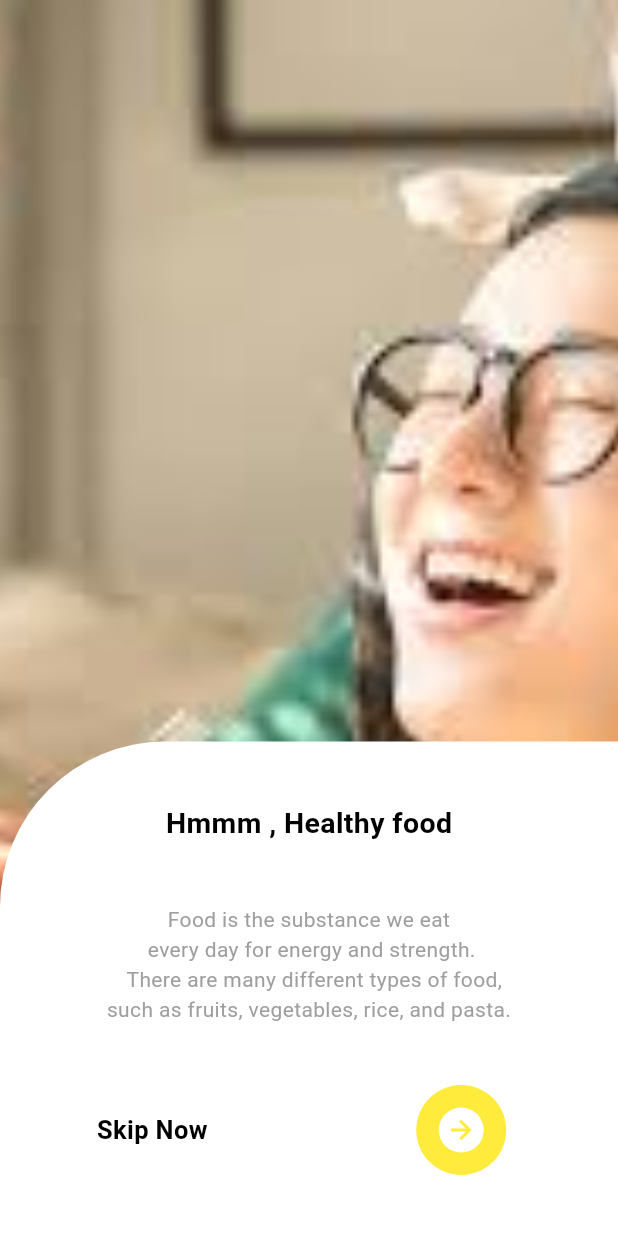
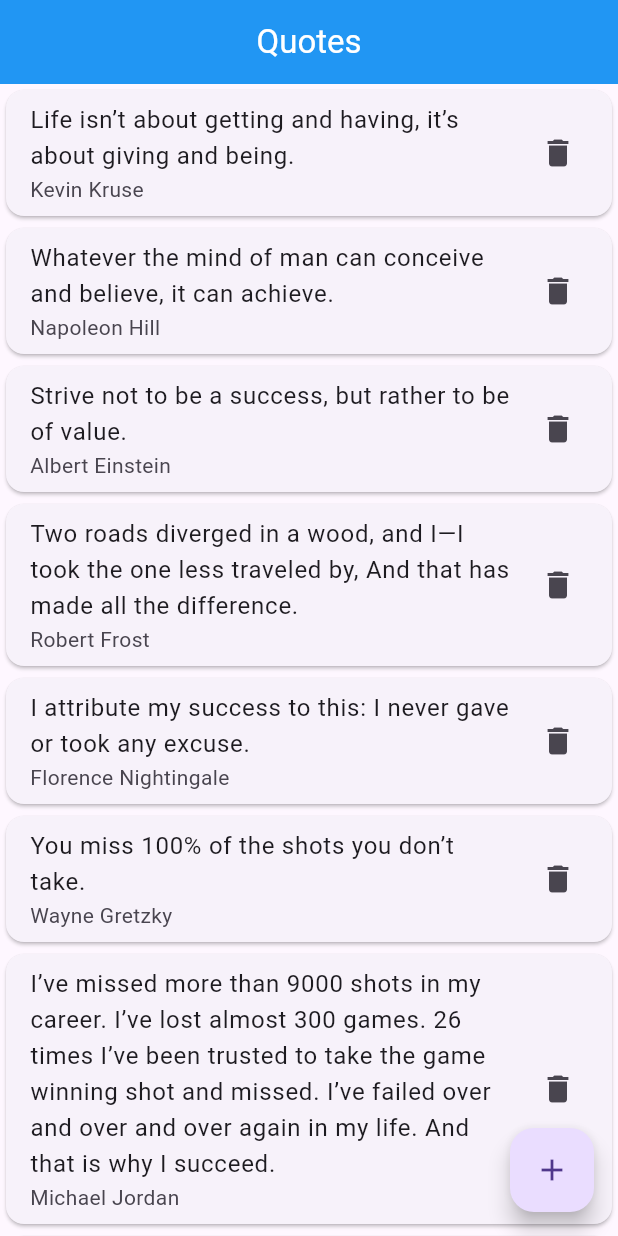
Before and after one commit to Shalu6634/advflutter_ch1, a Flutter app: the screen it shows after launch, on a phone screen of 412 x 824 dp. Run offline on Flutter 3.47's test engine with Material 3 defaults, Android fonts, the phone set to English and light mode, and no system bars.

Commit message:
14-07-24

```diff
--- a/lib/main.dart
+++ b/lib/main.dart
@@ -4,33 +4,34 @@
 import 'package:advflutter_ch1/screen/1.5/view/introScreen2.dart';
 import 'package:advflutter_ch1/screen/1.5/view/introScreen3.dart';
 import 'package:advflutter_ch1/screen/home/change_theme.dart';
-import 'package:advflutter_ch1/screen/lec-%201.5/view.dart';
+import 'package:advflutter_ch1/screen/lec-%201.5/provider/provider.dart';
+import 'package:advflutter_ch1/screen/lec-%201.5/view/quoteData.dart';
 import 'package:advflutter_ch1/screen/lec-1/Stepper/stepper1.dart';
 import 'package:advflutter_ch1/screen/lec-1/Stepper/stepper2.dart';
-import 'package:advflutter_ch1/utils/globalVar.dart';
+// import 'package:advflutter_ch1/utils/globalVar.dart';
 import 'package:flutter/material.dart';
 import 'package:provider/provider.dart';
 
 void main() {
   runApp(
     ChangeNotifierProvider(
-      create: (context) => ChangeProvider(),
+      create: (context) => QuoteProvider(),
       builder: (context, child) => MaterialApp(
-        theme: ThemeData(
-          // brightness: Brightness.light,
-          colorScheme: ColorScheme.light(
-          ),
-        ),
-        darkTheme: ThemeData(
-          brightness: Brightness.dark,
-        ),
-        themeMode: Provider.of<ChangeProvider>(context).isDark
-            ? ThemeMode.dark
-            : ThemeMode.light,
+        // theme: ThemeData(
+        //   // brightness: Brightness.light,
+        //   colorScheme: ColorScheme.light(
+        //   ),
+        // ),
+        // darkTheme: ThemeData(
+        //   brightness: Brightness.dark,
+        // ),
+        // themeMode: Provider.of<ChangeProvider>(context).isDark
+        //     ? ThemeMode.dark
+        //     : ThemeMode.light,
         debugShowCheckedModeBanner: false,
         routes: {
-          // '/': (context) => QuotesAdd(),
-          '/': (context) => IntroScreen1(),
+          '/': (context) => QuoteScreen(),
+          '/intro': (context) => IntroScreen1(),
           '/intro2': (context) => IntroScreen2(),
           '/intro3': (context) => IntroScreen3(),
           '/change': (context) => ChangeProviderTheme(),
--- /dev/null
+++ b/lib/screen/lec- 1.5/modal/modal.dart
@@ -0,0 +1,18 @@
+
+class QuotesModal {
+  String? author;
+  String? quote;
+  List<QuotesModal> QuotesList = [];
+
+  QuotesModal({this.author, this.quote});
+
+  factory QuotesModal.fromQuotesModal(Map m1) {
+    return QuotesModal(author: m1['author'], quote: m1['quote']);
+  }
+
+  QuotesModal.toList({required List l1}) {
+    for (int i = 0; i < l1.length; i++) {
+      QuotesList.add(QuotesModal.fromQuotesModal(l1[i]));
+    }
+  }
+}
--- /dev/null
+++ b/lib/screen/lec- 1.5/provider/provider.dart
@@ -0,0 +1,32 @@
+
+
+import 'package:advflutter_ch1/utils/globalVar.dart';
+import 'package:flutter/material.dart';
+
+import '../../../utils/globalList.dart';
+
+class QuoteProvider extends ChangeNotifier
+{
+  String? author;
+  String? quote;
+
+  void addQuoteData()
+  {
+    author = txtAuthor.text;
+    quote= txtQuote.text;
+    notifyListeners();
+  }
+
+  void addQuoteList()
+  {
+    quoteList.insert(0, {'author':author,'quote':quote, });
+    notifyListeners();
+  }
+
+  void removeData(int index)
+  {
+    quoteList.removeAt(index);
+    notifyListeners();
+  }
+
+}
--- a/lib/screen/lec- 1.5/view.dart
+++ /dev/null
@@ -1,10 +0,0 @@
-import 'package:flutter/material.dart';
-
-class QuotesAdd extends StatelessWidget {
-  const QuotesAdd({super.key});
-
-  @override
-  Widget build(BuildContext context) {
-    return Scaffold();
-  }
-}
--- /dev/null
+++ b/lib/screen/lec- 1.5/view/quoteData.dart
@@ -0,0 +1,86 @@
+import 'package:advflutter_ch1/screen/lec-%201.5/modal/modal.dart';
+import 'package:advflutter_ch1/screen/lec-%201.5/provider/provider.dart';
+import 'package:advflutter_ch1/utils/globalList.dart';
+import 'package:flutter/material.dart';
+import 'package:provider/provider.dart';
+
+import '../../../utils/globalVar.dart';
+
+class QuoteScreen extends StatelessWidget {
+  const QuoteScreen({super.key});
+
+  @override
+  Widget build(BuildContext context) {
+    QuoteProvider quoteProviderFalse =
+        Provider.of<QuoteProvider>(context, listen: false);
+    QuoteProvider quoteProviderTrue =
+        Provider.of<QuoteProvider>(context, listen: true);
+
+    quotesModal = QuotesModal.toList(l1: quoteList);
+
+    return Scaffold(
+      appBar: AppBar(
+        centerTitle: true,
+        backgroundColor: Colors.blue,
+        title: Text(
+          'Quotes',
+          style: TextStyle(color: Colors.white),
+        ),
+      ),
+      body: ListView.builder(
+        itemCount: quotesModal.QuotesList.length,
+        itemBuilder: (context, index) => Card(
+          child: ListTile(
+            title: Text(quotesModal.QuotesList[index].quote!),
+            subtitle: Text(quotesModal.QuotesList[index].author!),
+            trailing: GestureDetector(onTap:(){
+              quoteProviderFalse.removeData(index);
+            },child: Icon(Icons.delete)),
+          ),
+        ),
+      ),
+      floatingActionButton: FloatingActionButton(
+        onPressed: () {
+          showDialog(
+            context: context,
+            builder: (context) => Form(
+              child: AlertDialog(
+                title: SizedBox(
+                  width: 200,
+                  child: TextFormField(
+                    controller: txtAuthor,
+                    decoration: InputDecoration(
+                        hintText: 'Author', border: OutlineInputBorder()),
+                  ),
+                ),
+                content: SizedBox(
+                  width: 200,
+                  child: TextFormField(
+                    controller: txtQuote,
+                    decoration: InputDecoration(
+                        hintText: 'Quote', border: OutlineInputBorder()),
+                  ),
+                ),
+                actions: [
+                  TextButton(
+                    onPressed: () {
+                      quoteProviderFalse.addQuoteData();
+                      quoteProviderFalse.addQuoteList();
+
+                      Navigator.of(context).pop();
+                    },
+                    child: Text('Save'),
+                  ),
+                  TextButton(onPressed: (){
+                    Navigator.of(context).pop();
+                  }, child: Text('Back'))
+                ],
+              ),
+            ),
+          );
+        },
+        child: Icon(Icons.add),
+      ),
+    );
+  }
+}
--- a/lib/utils/globalList.dart
+++ b/lib/utils/globalList.dart
@@ -0,0 +1,399 @@
+List quoteList = [
+
+  {
+    "quote": "Life isn’t about getting and having, it’s about giving and being.",
+    "author": "Kevin Kruse"
+  },
+  {
+    "quote": "Whatever the mind of man can conceive and believe, it can achieve.",
+    "author": "Napoleon Hill"
+  },
+  {
+    "quote": "Strive not to be a success, but rather to be of value.",
+    "author": "Albert Einstein"
+  },
+  {
+    "quote": "Two roads diverged in a wood, and I—I took the one less traveled by, And that has made all the difference.",
+    "author": "Robert Frost"
+  },
+  {
+    "quote": "I attribute my success to this: I never gave or took any excuse.",
+    "author": "Florence Nightingale"
+  },
+  {
+    "quote": "You miss 100% of the shots you don’t take.",
+    "author": "Wayne Gretzky"
+  },
+  {
+    "quote": "I’ve missed more than 9000 shots in my career. I’ve lost almost 300 games. 26 times I’ve been trusted to take the game winning shot and missed. I’ve failed over and over and over again in my life. And that is why I succeed.",
+    "author": "Michael Jordan"
+  },
+  {
+    "quote": "The most difficult thing is the decision to act, the rest is merely tenacity.",
+    "author": "Amelia Earhart"
+  },
+  {
+    "quote": "Every strike brings me closer to the next home run.",
+    "author": "Babe Ruth"
+  },
+  {
+    "quote": "Definiteness of purpose is the starting point of all achievement.",
+    "author": "W. Clement Stone"
+  },
+  {
+    "quote": "We must balance conspicuous consumption with conscious capitalism.",
+    "author": "Kevin Kruse"
+  },
+  {
+    "quote": "Life is what happens to you while you’re busy making other plans.",
+    "author": "John Lennon"
+  },
+  {
+    "quote": "We become what we think about.", "author": "Earl Nightingale"},
+  {
+    "quote": "Twenty years from now you will be more disappointed by the things that you didn’t do than by the ones you did do, so throw off the bowlines, sail away from safe harbor, catch the trade winds in your sails.  Explore, Dream, Discover.",
+    "author": "Mark Twain"
+  },
+  {
+    "quote": "Life is 10% what happens to me and 90% of how I react to it.",
+    "author": "Charles Swindoll"
+  },
+  {
+    "quote": "The most common way people give up their power is by thinking they don’t have any.",
+    "author": "Alice Walker"
+  },
+  {
+    "quote": "The mind is everything. What you think you become.",
+    "author": "Buddha"
+  },
+  {
+    "quote": "The best time to plant a tree was 20 years ago. The second best time is now.",
+    "author": "Chinese Proverb"
+  },
+  {
+    "quote": "An unexamined life is not worth living.", "author": "Socrates"},
+  {
+    "quote": "Eighty percent of success is showing up.",
+    "author": "Woody Allen"
+  },
+  {
+    "quote": "Your time is limited, so don’t waste it living someone else’s life.",
+    "author": "Steve Jobs"
+  },
+  {
+    "quote": "Winning isn’t everything, but wanting to win is.",
+    "author": "Vince Lombardi"
+  },
+  {
+    "quote": "I am not a product of my circumstances. I am a product of my decisions.",
+    "author": "Stephen Covey"
+  },
+  {
+    "quote": "Every child is an artist.  The problem is how to remain an artist once he grows up.",
+    "author": "Pablo Picasso"
+  },
+  {
+    "quote": "You can never cross the ocean until you have the courage to lose sight of the shore.",
+    "author": "Christopher Columbus"
+  },
+  {
+    "quote": "I’ve learned that people will forget what you said, people will forget what you did, but people will never forget how you made them feel.",
+    "author": "Maya Angelou"
+  },
+  {
+    "quote": "Either you run the day, or the day runs you.",
+    "author": "Jim Rohn"
+  },
+  {
+    "quote": "Whether you think you can or you think you can’t, you’re right.",
+    "author": "Henry Ford"
+  },
+  {
+    "quote": "The two most important days in your life are the day you are born and the day you find out why.",
+    "author": "Mark Twain"
+  },
+  {
+    "quote": "Whatever you can do, or dream you can, begin it.  Boldness has genius, power and magic in it.",
+    "author": "Johann Wolfgang von Goethe"
+  },
+  {
+    "quote": "The best revenge is massive success.", "author": "Frank Sinatra"},
+  {
+    "quote": "People often say that motivation doesn’t last. Well, neither does bathing.  That’s why we recommend it daily.",
+    "author": "Zig Ziglar"
+  },
+  {
+    "quote": "Life shrinks or expands in proportion to one’s courage.",
+    "author": "Anais Nin"
+  },
+  {
+    "quote": "If you hear a voice within you say “you cannot paint,” then by all means paint and that voice will be silenced.",
+    "author": "Vincent Van Gogh"
+  },
+  {
+    "quote": "There is only one way to avoid criticism: do nothing, say nothing, and be nothing.",
+    "author": "Aristotle"
+  },
+  {
+    "quote": "Ask and it will be given to you; search, and you will find; knock and the door will be opened for you.",
+    "author": "Jesus"
+  },
+  {
+    "quote": "The only person you are destined to become is the person you decide to be.",
+    "author": "Ralph Waldo Emerson"
+  },
+  {
+    "quote": "Go confidently in the direction of your dreams.  Live the life you have imagined.",
+    "author": "Henry David Thoreau"
+  },
+  {
+    "quote": "When I stand before God at the end of my life, I would hope that I would not have a single bit of talent left and could say, I used everything you gave me.",
+    "author": "Erma Bombeck"
+  },
+  {
+    "quote": "Few things can help an individual more than to place responsibility on him, and to let him know that you trust him.",
+    "author": "Booker T. Washington"
+  },
+  {
+    "quote": "Certain things catch your eye, but pursue only those that capture the heart.",
+    "author": " Ancient Indian Proverb"
+  },
+  {
+    "quote": "Believe you can and you’re halfway there.",
+    "author": "Theodore Roosevelt"
+  },
+  {
+    "quote": "Everything you’ve ever wanted is on the other side of fear.",
+    "author": "George Addair"
+  },
+  {
+    "quote": "We can easily forgive a child who is afraid of the dark; the real tragedy of life is when men are afraid of the light.",
+    "author": "Plato"
+  },
+  {
+    "quote": "Teach thy tongue to say, “I do not know,” and thous shalt progress.",
+    "author": "Maimonides"
+  },
+  {
+    "quote": "Start where you are. Use what you have.  Do what you can.",
+    "author": "Arthur Ashe"
+  },
+  {
+    "quote": "When I was 5 years old, my mother always told me that happiness was the key to life.  When I went to school, they asked me what I wanted to be when I grew up.  I wrote down ‘happy’.  They told me I didn’t understand the assignment, and I told them they didn’t understand life.",
+    "author": "John Lennon"
+  },
+  {
+    "quote": "Fall seven times and stand up eight.",
+    "author": "Japanese Proverb"
+  },
+  {
+    "quote": "When one door of happiness closes, another opens, but often we look so long at the closed door that we do not see the one that has been opened for us.",
+    "author": "Helen Keller"
+  },
+  {
+    "quote": "Everything has beauty, but not everyone can see.",
+    "author": "Confucius"
+  },
+  {
+    "quote": "How wonderful it is that nobody need wait a single moment before starting to improve the world.",
+    "author": "Anne Frank"
+  },
+  {
+    "quote": "When I let go of what I am, I become what I might be.",
+    "author": "Lao Tzu"
+  },
+  {
+    "quote": "Life is not measured by the number of breaths we take, but by the moments that take our breath away.",
+    "author": "Maya Angelou"
+  },
+  {
+    "quote": "Happiness is not something readymade.  It comes from your own actions.",
+    "author": "Dalai Lama"
+  },
+  {
+    "quote": "If you’re offered a seat on a rocket ship, don’t ask what seat! Just get on.",
+    "author": "Sheryl Sandberg"
+  },
+  {
+    "quote": "First, have a definite, clear practical ideal; a goal, an objective. Second, have the necessary means to achieve your ends; wisdom, money, materials, and methods. Third, adjust all your means to that end.",
+    "author": "Aristotle"
+  },
+  {
+    "quote": "If the wind will not serve, take to the oars.",
+    "author": "Latin Proverb"
+  },
+  {
+    "quote": "You can’t fall if you don’t climb.  But there’s no joy in living your whole life on the ground.",
+    "author": "Unknown"
+  },
+  {
+    "quote": "We must believe that we are gifted for something, and that this thing, at whatever cost, must be attained.",
+    "author": "Marie Curie"
+  },
+  {
+    "quote": "Too many of us are not living our dreams because we are living our fears.",
+    "author": "Les Brown"
+  },
+  {
+    "quote": "Challenges are what make life interesting and overcoming them is what makes life meaningful.",
+    "author": "Joshua J. Marine"
+  },
+  {
+    "quote": "If you want to lift yourself up, lift up someone else.",
+    "author": "Booker T. Washington"
+  },
+  {
+    "quote": "I have been impressed with the urgency of doing. Knowing is not enough; we must apply. Being willing is not enough; we must do.",
+    "author": "Leonardo da Vinci"
+  },
+  {
+    "quote": "Limitations live only in our minds.  But if we use our imaginations, our possibilities become limitless.",
+    "author": "Jamie Paolinetti"
+  },
+  {
+    "quote": "You take your life in your own hands, and what happens? A terrible thing, no one to blame.",
+    "author": "Erica Jong"
+  },
+  {
+    "quote": "What’s money? A man is a success if he gets up in the morning and goes to bed at night and in between does what he wants to do.",
+    "author": "Bob Dylan"
+  },
+  {
+    "quote": "I didn’t fail the test. I just found 100 ways to do it wrong.",
+    "author": "Benjamin Franklin"
+  },
+  {
+    "quote": "In order to succeed, your desire for success should be greater than your fear of failure.",
+    "author": "Bill Cosby"
+  },
+  {
+    "quote": "A person who never made a mistake never tried anything new.",
+    "author": " Albert Einstein"
+  },
+  {
+    "quote": "The person who says it cannot be done should not interrupt the person who is doing it.",
+    "author": "Chinese Proverb"
+  },
+  {
+    "quote": "There are no traffic jams along the extra mile.",
+    "author": "Roger Staubach"
+  },
+  {
+    "quote": "It is never too late to be what you might have been.",
+    "author": "George Eliot"
+  },
+  {
+    "quote": "You become what you believe.", "author": "Oprah Winfrey"},
+  {
+    "quote": "I would rather die of passion than of boredom.",
+    "author": "Vincent van Gogh"
+  },
+  {
+    "quote": "A truly rich man is one whose children run into his arms when his hands are empty.",
+    "author": "Unknown"
+  },
+  {
+    "quote": "It is not what you do for your children, but what you have taught them to do for themselves, that will make them successful human beings.",
+    "author": "Ann Landers"
+  },
+  {
+    "quote": "If you want your children to turn out well, spend twice as much time with them, and half as much money.",
+    "author": "Abigail Van Buren"
+  },
+  {
+    "quote": "Build your own dreams, or someone else will hire you to build theirs.",
+    "author": "Farrah Gray"
+  },
+  {
+    "quote": "The battles that count aren’t the ones for gold medals. The struggles within yourself–the invisible battles inside all of us–that’s where it’s at.",
+    "author": "Jesse Owens"
+  },
+  {
+    "quote": "Education costs money.  But then so does ignorance.",
+    "author": "Sir Claus Moser"
+  },
+  {
+    "quote": "I have learned over the years that when one’s mind is made up, this diminishes fear.",
+    "author": "Rosa Parks"
+  },
+  {
+    "quote": "It does not matter how slowly you go as long as you do not stop.",
+    "author": "Confucius"
+  },
+  {
+    "quote": "If you look at what you have in life, you’ll always have more. If you look at what you don’t have in life, you’ll never have enough.",
+    "author": "Oprah Winfrey"
+  },
+  {
+    "quote": "Remember that not getting what you want is sometimes a wonderful stroke of luck.",
+    "author": "Dalai Lama"
+  },
+  {
+    "quote": "You can’t use up creativity.  The more you use, the more you have.",
+    "author": "Maya Angelou"
+  },
+  {
+    "quote": "Dream big and dare to fail.", "author": "Norman Vaughan"},
+  {
+    "quote": "Our lives begin to end the day we become silent about things that matter.",
+    "author": "Martin Luther King Jr."
+  },
+  {
+    "quote": "Do what you can, where you are, with what you have.",
+    "author": "Teddy Roosevelt"
+  },
+  {
+    "quote": "If you do what you’ve always done, you’ll get what you’ve always gotten.",
+    "author": "Tony Robbins"
+  },
+  {
+    "quote": "Dreaming, after all, is a form of planning.",
+    "author": "Gloria Steinem"
+  },
+  {
+    "quote": "It’s your place in the world; it’s your life. Go on and do all you can with it, and make it the life you want to live.",
+    "author": "Mae Jemison"
+  },
+  {
+    "quote": "You may be disappointed if you fail, but you are doomed if you don’t try.",
+    "author": "Beverly Sills"
+  },
+  {
+    "quote": "Remember no one can make you feel inferior without your consent.",
+    "author": "Eleanor Roosevelt"
+  },
+  {
+    "quote": "Life is what we make it, always has been, always will be.",
+    "author": "Grandma Moses"
+  },
+  {
+    "quote": "The question isn’t who is going to let me; it’s who is going to stop me.",
+    "author": "Ayn Rand"
+  },
+  {
+    "quote": "When everything seems to be going against you, remember that the airplane takes off against the wind, not with it.",
+    "author": "Henry Ford"
+  },
+  {
+    "quote": "It’s not the years in your life that count. It’s the life in your years.",
+    "author": "Abraham Lincoln"
+  },
+  {
+    "quote": "Change your thoughts and you change your world.",
+    "author": "Norman Vincent Peale"
+  },
+  {
+    "quote": "Either write something worth reading or do something worth writing.",
+    "author": "Benjamin Franklin"
+  },
+  {
+    "quote": "Nothing is impossible, the word itself says, “I’m possible!”",
+    "author": "–Audrey Hepburn"
+  },
+  {
+    "quote": "The only way to do great work is to love what you do.",
+    "author": "Steve Jobs"
+  },
+  {
+    "quote": "If you can dream it, you can achieve it.", "author": "Zig Ziglar"}
+];
--- a/lib/utils/globalVar.dart
+++ b/lib/utils/globalVar.dart
@@ -1,2 +1,11 @@
+import 'package:advflutter_ch1/screen/lec-%201.5/modal/modal.dart';
+import 'package:flutter/cupertino.dart';
+
 bool isDark = false;
 int number = 0;
+
+var txtAuthor = TextEditingController();
+var txtQuote = TextEditingController();
+QuotesModal quotesModal = QuotesModal();
+
+GlobalKey<FormState> formKey = GlobalKey();
```
